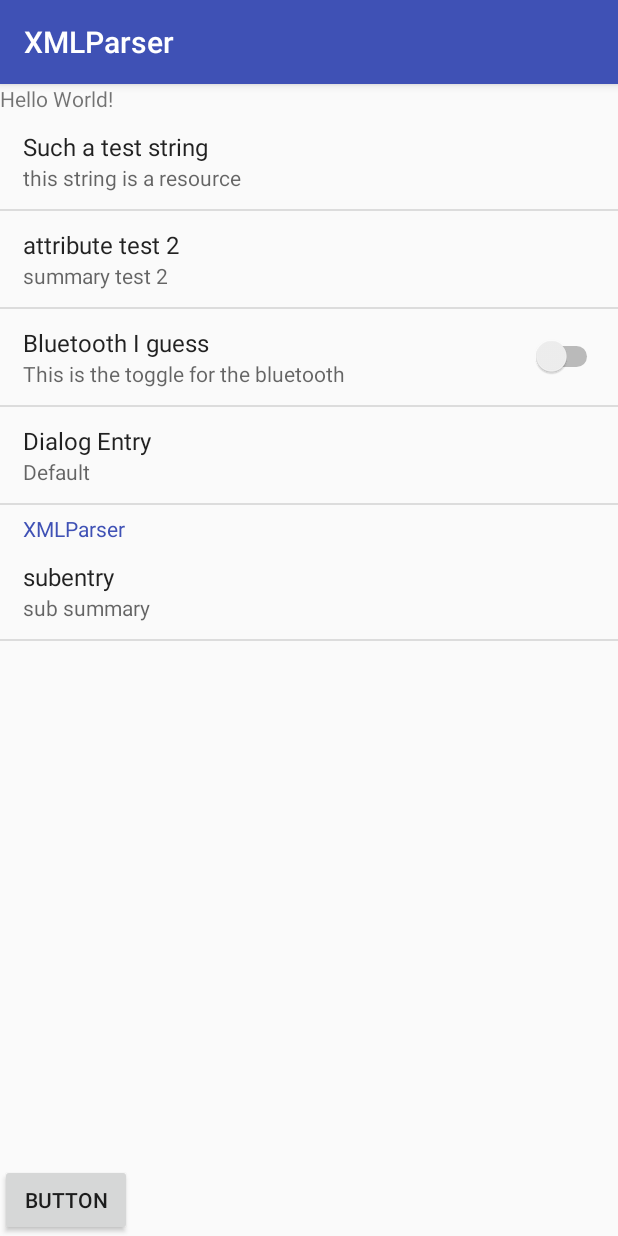
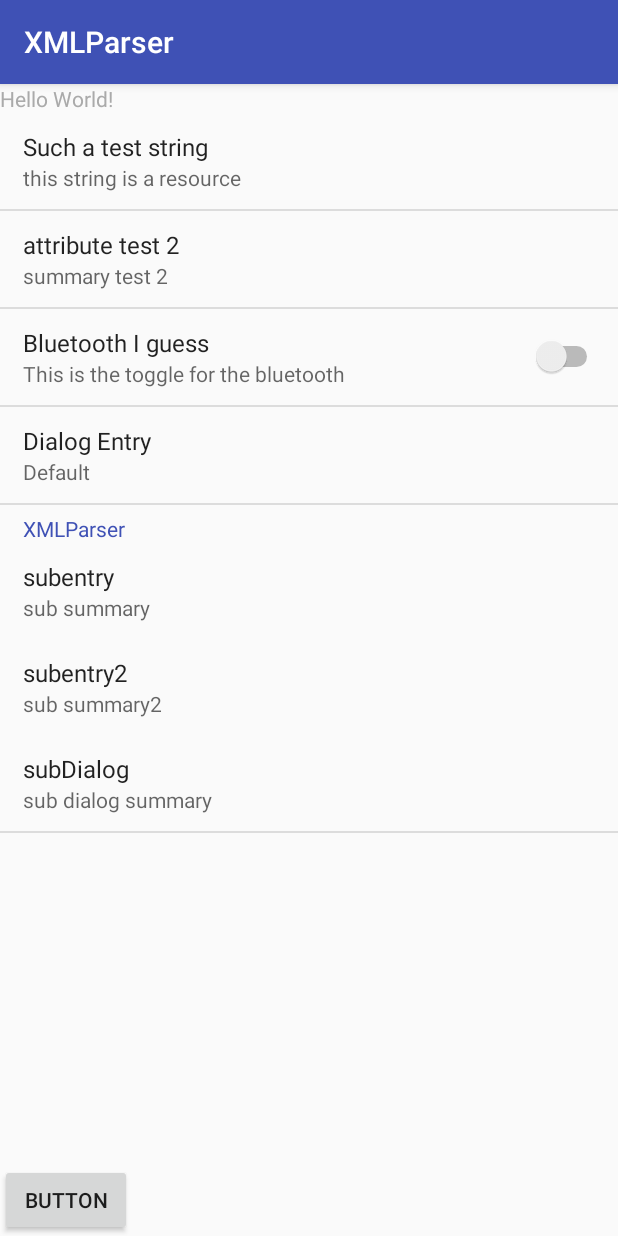
Before and after one commit to erhodes/XmlParser, an Android app: the screen it shows after launch (MainActivity), on a phone screen of 412 x 824 dp. Run offline under Robolectric (Android 15) with nearby library versions, the phone set to English and light mode, and no system bars.

Commit message:
some cleanup, proper callbacks, EntryGroup now displays properly

```diff
--- a/app/src/main/java/com/erhodes/xmlparser/DialogEntry.java
+++ b/app/src/main/java/com/erhodes/xmlparser/DialogEntry.java
@@ -11,12 +11,10 @@ import android.content.DialogInterface;
 
 public class DialogEntry extends Entry {
     Context mContext;
-    MenuScreen mMenuScreen;
 
     DialogEntry(String key, String title, String summary, Context context, MenuScreen menuScreen) {
-        super(key, title, summary);
+        super(key, title, summary, menuScreen);
         mContext = context;
-        mMenuScreen = menuScreen;
     }
 
     @Override
--- a/app/src/main/java/com/erhodes/xmlparser/Entry.java
+++ b/app/src/main/java/com/erhodes/xmlparser/Entry.java
@@ -1,6 +1,7 @@
 package com.erhodes.xmlparser;
 
 import android.content.Context;
+import android.util.Log;
 import android.view.LayoutInflater;
 import android.view.View;
 import android.widget.TextView;
@@ -10,20 +11,32 @@ import android.widget.TextView;
  */
 
 public class Entry {
+    protected MenuScreen mMenuScreen;
     protected String mKey, mTitle, mSummary;
     protected OnClickListener mClickListener;
     protected OnChangeListener mChangeListener;
+    protected TextView mTitleView, mSummaryView;
+    protected View mView;
 
 
-
-    Entry(String key, String title, String summary) {
+    Entry(String key, String title, String summary, MenuScreen menuScreen) {
         mKey = key;
         mTitle = title;
         mSummary = summary;
+        mMenuScreen = menuScreen;
     }
 
     public void setEnabled(boolean enabled) {
-        //todo: implement this
+        Log.d("Eric","setting entry to " + enabled);
+        if (mView != null) {
+            mView.setEnabled(enabled);
+        }
+        if (mTitleView != null) {
+            mTitleView.setEnabled(enabled);
+        }
+        if (mSummaryView != null) {
+            mSummaryView.setEnabled(enabled);
+        }
     }
 
     public void setOnClickListener(OnClickListener listener) {
@@ -42,10 +55,6 @@ public class Entry {
         return mChangeListener;
     }
 
-    public class ViewHolder {
-        TextView titleView, summaryView;
-    }
-
     protected void onClicked() {
         if (mClickListener != null) {
             mClickListener.onEntryClicked();
@@ -59,24 +68,20 @@ public class Entry {
     }
 
     public View getView(View convertView, LayoutInflater inflater, Context context) {
-        ViewHolder holder;
         if (convertView == null) {
             convertView = inflater.inflate(R.layout.entry_basic, null);
-            holder = new ViewHolder();
-            holder.titleView = (TextView)convertView.findViewById(R.id.title);
-            holder.summaryView = (TextView)convertView.findViewById(R.id.summary);
+            mTitleView = (TextView)convertView.findViewById(R.id.title);
+            mSummaryView = (TextView)convertView.findViewById(R.id.summary);
+            mView = convertView;
             convertView.setOnClickListener(new View.OnClickListener() {
                 @Override
                 public void onClick(View v) {
                     onClicked();
                 }
             });
-            convertView.setTag(holder);
-        } else {
-            holder = (ViewHolder)convertView.getTag();
         }
-        holder.titleView.setText(mTitle);
-        holder.summaryView.setText(mSummary);
+        mTitleView.setText(mTitle);
+        mSummaryView.setText(mSummary);
 
         return convertView;
     }
--- a/app/src/main/java/com/erhodes/xmlparser/EntryGroup.java
+++ b/app/src/main/java/com/erhodes/xmlparser/EntryGroup.java
@@ -1,8 +1,10 @@
 package com.erhodes.xmlparser;
 
 import android.content.Context;
+import android.util.Log;
 import android.view.LayoutInflater;
 import android.view.View;
+import android.widget.LinearLayout;
 import android.widget.ListView;
 
 import java.util.ArrayList;
@@ -14,11 +16,9 @@ import java.util.List;
 
 public class EntryGroup extends Entry {
     private List<Entry> mSubEntries = new ArrayList<>();
-    private ListView mListView;
-    private EntryAdapter mAdapter;
 
-    EntryGroup(String key, String title, String summary, List<Entry> entries) {
-        super(key, title, summary);
+    EntryGroup(String key, String title, String summary, MenuScreen menuScreen, List<Entry> entries) {
+        super(key, title, summary, menuScreen);
         mSubEntries = entries;
     }
 
@@ -26,14 +26,42 @@ public class EntryGroup extends Entry {
         mSubEntries = entries;
     }
 
+    /**
+     * Returns the entry with the given key, or null if no such entry can be found.
+     * @param key
+     * @return
+     */
+    public Entry findEntry(String key) {
+        //Log.d("Eric","checking subgroup for entry " + key);
+        for (Entry entry : mSubEntries) {
+            //Log.d("Eric","checking entry " + entry.mKey);
+            if (entry.mKey.equals(key)) {
+                return entry;
+            }
+        }
+        return null;
+    }
+
+    public boolean removeEntry(Entry entry) {
+        boolean removed = mSubEntries.remove(entry);
+        if (removed) {
+            mMenuScreen.update();
+        }
+        return removed;
+    }
+
     @Override
     public View getView(View convertView, LayoutInflater inflater, Context context) {
         if (convertView == null) {
+            Log.d("Eric","creating view and there's " + mSubEntries.size() + " entries");
             convertView = inflater.inflate(R.layout.entry_heading, null);
-            mListView = (ListView)convertView.findViewById(R.id.subEntryListView);
+            for (Entry entry : mSubEntries) {
+                ((LinearLayout)convertView).addView(entry.getView(null, inflater, context));
+            }
         }
-        mAdapter = new EntryAdapter(context, mSubEntries);
-        mListView.setAdapter(mAdapter);
+
+        //mAdapter = new EntryAdapter(context, mSubEntries);
+        //mListView.setAdapter(mAdapter);
         return convertView;
     }
 }
--- a/app/src/main/java/com/erhodes/xmlparser/MainActivity.java
+++ b/app/src/main/java/com/erhodes/xmlparser/MainActivity.java
@@ -1,27 +1,17 @@
 package com.erhodes.xmlparser;
 
-import android.content.Context;
-import android.os.UserHandle;
 import android.support.v7.app.AppCompatActivity;
 import android.os.Bundle;
-import android.util.Log;
-import android.view.Menu;
 import android.view.View;
-import android.view.ViewGroup;
-import android.widget.ArrayAdapter;
 import android.widget.Button;
-import android.widget.ListView;
+import android.widget.TextView;
 
-import org.xmlpull.v1.XmlPullParserException;
-
-import java.io.IOException;
-import java.util.List;
-
-public class MainActivity extends AppCompatActivity implements Entry.OnChangeListener{
+public class MainActivity extends AppCompatActivity implements Entry.OnChangeListener {
     MenuScreen mMenuScreen;
     SpacesManager mSpacesManager;
 
-    Entry mFirstEntry;
+    Entry mFirstEntry, mBluetoothEntry, mDialogEntry, mSubDialogEntry, mSubEntry;
+    TextView mTextView;
 
     @Override
     protected void onCreate(Bundle savedInstanceState) {
@@ -41,10 +31,23 @@ public class MainActivity extends AppCompatActivity implements Entry.OnChangeLis
             }
         });
 
-        Entry bluetoothEntry = mMenuScreen.findEntry("bluetooth_restriction");
-        bluetoothEntry.setOnChangeListener(this);
+        mBluetoothEntry = mMenuScreen.findEntry("bluetooth_restriction");
+        mBluetoothEntry.setOnChangeListener(this);
 
         mFirstEntry = mMenuScreen.findEntry("test_group");
+
+        mDialogEntry = mMenuScreen.findEntry("dialog_key");
+        if (mDialogEntry != null) {
+            mDialogEntry.setOnChangeListener(this);
+        }
+
+        mSubDialogEntry = mMenuScreen.findEntry("subswitchkey");
+        mSubDialogEntry.setOnChangeListener(this);
+
+        mSubEntry = mMenuScreen.findEntry("subentry");
+
+        mTextView = (TextView)findViewById(R.id.textView);
+        mTextView.setEnabled(false);
 /*
         ResourceXmlParser resourceParser = new ResourceXmlParser();
         try {
@@ -63,28 +66,21 @@ public class MainActivity extends AppCompatActivity implements Entry.OnChangeLis
     public void onEntryChanged(Entry entry, Object newValue) {
         if (entry instanceof SwitchEntry) {
             boolean isChecked = (Boolean)newValue;
+            mTextView.setEnabled(isChecked);
+            mSubDialogEntry.setEnabled(isChecked);
             if (isChecked) {
                 mSpacesManager.addSpaceRestriction(0, entry.mKey);
             } else {
                 mSpacesManager.clearSpaceRestriction(0, entry.mKey);
             }
+        } else if (entry instanceof DialogEntry) {
+            String value = (String)newValue;
+            if (value.equals("no")) {
+                mBluetoothEntry.setEnabled(false);
+            } else {
+                mBluetoothEntry.setEnabled(true);
+            }
+            mMenuScreen.invalidate();
         }
     }
-/*
-    public void pullUsingRaw() {
-        DetailsXmlParser parser = new DetailsXmlParser();
-        //XmlResourceParser xmlParser = getResources().getXml(R.xml.space_details);
-        InputStream stream = getResources().openRawResource(R.raw.space_details);
-        try {
-            List<Entry> entries = parser.parse(stream);
-            Log.d("Eric","read in " + entries.size() + " entries");
-            mAdapter = new EntryAdapter(this, 0, entries);
-            mListView.setAdapter(mAdapter);
-        } catch (XmlPullParserException | IOException e) {
-            Log.d("Eric","that's a problem");
-            e.printStackTrace();
-        }
-    }
-*/
-
 }
--- a/app/src/main/java/com/erhodes/xmlparser/MenuScreen.java
+++ b/app/src/main/java/com/erhodes/xmlparser/MenuScreen.java
@@ -43,14 +43,21 @@ public class MenuScreen extends ListView {
     }
 
     public void update() {
-        mAdapter.notifyDataSetChanged();
-        invalidate();
+        Log.d("Eric","updated has been called");
+        mAdapter = new EntryAdapter(getContext(), mEntries);
+        setAdapter(mAdapter);
+//        mAdapter.notifyDataSetChanged();
+//        invalidate();
+//        invalidateViews();
     }
 
-    public void removeEntry(Entry entry) {
-        mEntries.remove(entry);
-        mAdapter = new EntryAdapter(getContext(), mEntries);
-        setAdapter(mAdapter);
+    public boolean removeEntry(Entry entry) {
+        boolean removed = mEntries.remove(entry);
+        if (removed) {
+            mAdapter = new EntryAdapter(getContext(), mEntries);
+            setAdapter(mAdapter);
+        }
+        return removed;
     }
 
     /**
@@ -60,7 +67,14 @@ public class MenuScreen extends ListView {
      */
     public Entry findEntry(String key) {
         for (Entry entry : mEntries) {
-            if (entry.mKey.equals(key)) {
+            //Log.d("Eric","checking entry " + entry.mKey);
+            if (entry instanceof EntryGroup) {
+                //Log.d("Eric","this one is a group, check it's entries as well");
+                Entry subEntry = ((EntryGroup) entry).findEntry(key);
+                if (subEntry != null) {
+                    return subEntry;
+                }
+            } else if (entry.mKey.equals(key)) {
                 return entry;
             }
         }
--- a/app/src/main/java/com/erhodes/xmlparser/ResourceXmlParser.java
+++ b/app/src/main/java/com/erhodes/xmlparser/ResourceXmlParser.java
@@ -43,24 +43,24 @@ public class ResourceXmlParser {
         int eventType = parser.getEventType();
         while (eventType != XmlPullParser.END_DOCUMENT) {
             if(eventType == XmlPullParser.START_TAG) {
-                //Log.d("Eric","start tag with name " + parser.getName() + " with attributes " + parser.getAttributeCount());
-                if (parser.getName().equals(TAG_ENTRY)) {
-//                    Log.d("Eric","entry with name " + parser.getAttributeName(0) + " and value " + parser.getAttributeValue(XML_NAMESPACE_ANDROID, "name"));
-//                    Log.d("Eric","namespace " + parser.getNamespace());
-//                    Log.d("Eric","attribute namespace " + parser.getAttributeNamespace(0));
-                    entries.add(readEntry(parser));
-                } else if (parser.getName().equals(TAG_SWITCH_ENTRY)) {
-                    entries.add(readSwitchEntry(parser));
-                } else if (parser.getName().equals(TAG_ENTRY_GROUP)) {
-                    entries.add(readEntryGroup(parser));
-                } else if (parser.getName().equals(TAG_DIALOG_ENTRY)) {
-                    entries.add(readDialogEntry(parser));
-                }
+                readStartTag(parser, entries);
             }
             eventType = parser.next();
         }
 
         return entries;
+    }
+
+    private void readStartTag(XmlResourceParser parser, List<Entry> entries) throws XmlPullParserException, IOException {
+        if (parser.getName().equals(TAG_ENTRY)) {
+            entries.add(readEntry(parser));
+        } else if (parser.getName().equals(TAG_SWITCH_ENTRY)) {
+            entries.add(readSwitchEntry(parser));
+        } else if (parser.getName().equals(TAG_ENTRY_GROUP)) {
+            entries.add(readEntryGroup(parser));
+        } else if (parser.getName().equals(TAG_DIALOG_ENTRY)) {
+            entries.add(readDialogEntry(parser));
+        }
     }
 
     private String getStringResource(XmlResourceParser parser, String namespace, String attribute) {
@@ -79,7 +79,7 @@ public class ResourceXmlParser {
         String key = parser.getAttributeValue(XML_NAMESPACE_ANDROID, ATTRIBUTE_KEY);
         String summary = getStringResource(parser, XML_NAMESPACE_ANDROID, ATTRIBUTE_SUMMARY);
 
-        return new Entry(key, name, summary);
+        return new Entry(key, name, summary, mMenuScreen);
     }
 
     private Entry readSwitchEntry(XmlResourceParser parser) {
@@ -87,7 +87,7 @@ public class ResourceXmlParser {
         String key = parser.getAttributeValue(XML_NAMESPACE_ANDROID, ATTRIBUTE_KEY);
         String summary = getStringResource(parser, XML_NAMESPACE_ANDROID, ATTRIBUTE_SUMMARY);
 
-        return new SwitchEntry(key, name, summary);
+        return new SwitchEntry(key, name, summary, mMenuScreen);
     }
 
     private Entry readDialogEntry(XmlResourceParser parser) {
@@ -109,20 +109,11 @@ public class ResourceXmlParser {
         int eventType = parser.next();
         while (!(eventType == XmlPullParser.END_TAG && parser.getName().equals(TAG_ENTRY_GROUP))) {
             if(eventType == XmlPullParser.START_TAG) {
-                //Log.d("Eric","start tag with name " + parser.getName() + " with attributes " + parser.getAttributeCount());
-                if (parser.getName().equals(TAG_ENTRY)) {
-//                    Log.d("Eric","entry with name " + parser.getAttributeName(0) + " and value " + parser.getAttributeValue(XML_NAMESPACE_ANDROID, "name"));
-//                    Log.d("Eric","namespace " + parser.getNamespace());
-//                    Log.d("Eric","attribute namespace " + parser.getAttributeNamespace(0));
-                    entries.add(readEntry(parser));
-                } else if (parser.getName().equals(TAG_SWITCH_ENTRY)) {
-                    entries.add(readSwitchEntry(parser));
-                } else if (parser.getName().equals(TAG_ENTRY_GROUP)) {
-                    entries.add(readEntryGroup(parser));
-                }
+                readStartTag(parser, entries);
             }
             eventType = parser.next();
         }
-        return new EntryGroup(key, name, summary, entries);
+        Log.d("Eric","entry group consists of " + entries.size() + " entries");
+        return new EntryGroup(key, name, summary, mMenuScreen, entries);
     }
 }
--- a/app/src/main/java/com/erhodes/xmlparser/SwitchEntry.java
+++ b/app/src/main/java/com/erhodes/xmlparser/SwitchEntry.java
@@ -1,6 +1,7 @@
 package com.erhodes.xmlparser;
 
 import android.content.Context;
+import android.util.Log;
 import android.view.LayoutInflater;
 import android.view.View;
 import android.widget.LinearLayout;
@@ -11,12 +12,11 @@ import android.widget.TextView;
  * Created by eric on 29/11/16.
  */
 public class SwitchEntry extends Entry {
-    TextView mTitleView, mSummaryView;
     LinearLayout mWidgetView;
     Switch mSwitch;
 
-    SwitchEntry(String key, String title, String summary) {
-        super(key, title, summary);
+    SwitchEntry(String key, String title, String summary, MenuScreen menuScreen) {
+        super(key, title, summary, menuScreen);
     }
 
     @Override
@@ -27,19 +27,26 @@ public class SwitchEntry extends Entry {
         onChanged(mSwitch.isChecked());
     }
 
+    @Override
+    public void setEnabled(boolean enabled) {
+        super.setEnabled(enabled);
+        if (mSwitch != null) {
+            mSwitch.setEnabled(enabled);
+        }
+    }
+
     public boolean isChecked() {
         return mSwitch == null? false : mSwitch.isChecked();
     }
 
     @Override
     public View getView(View convertView, LayoutInflater inflater, Context context) {
-        ViewHolder holder;
         if (convertView == null) {
             convertView = inflater.inflate(R.layout.entry_basic, null);
-            holder = new ViewHolder();
             mTitleView = (TextView)convertView.findViewById(R.id.title);
             mSummaryView = (TextView)convertView.findViewById(R.id.summary);
             mWidgetView = (LinearLayout)convertView.findViewById(R.id.widget_frame);
+            mView = convertView;
             mSwitch = new Switch(context);
             mSwitch.setClickable(false);
             mWidgetView.addView(mSwitch);
@@ -49,9 +56,6 @@ public class SwitchEntry extends Entry {
                     onClicked();
                 }
             });
-            convertView.setTag(holder);
-        } else {
-            holder = (ViewHolder)convertView.getTag();
         }
         mTitleView.setText(mTitle);
         mSummaryView.setText(mSummary);
--- /dev/null
+++ b/app/src/main/res/color/entry_text.xml
@@ -0,0 +1,11 @@
+<?xml version="1.0" encoding="utf-8"?>
+<selector xmlns:android="http://schemas.android.com/apk/res/android">
+    <item
+        android:state_enabled="false"
+        android:color="@android:color/darker_gray"
+        />
+    <item
+        android:color="@android:color/holo_blue_bright"
+        />
+
+</selector>
--- a/app/src/main/res/layout/activity_main.xml
+++ b/app/src/main/res/layout/activity_main.xml
@@ -11,6 +11,7 @@
         android:layout_width="wrap_content"
         android:layout_height="wrap_content"
         android:text="Hello World!"
+        android:textColor="@color/entry_text"
         android:id="@+id/textView" />
 
     <com.erhodes.xmlparser.MenuScreen
--- a/app/src/main/res/layout/entry_heading.xml
+++ b/app/src/main/res/layout/entry_heading.xml
@@ -1,7 +1,7 @@
 <?xml version="1.0" encoding="utf-8"?>
 <LinearLayout xmlns:android="http://schemas.android.com/apk/res/android"
     android:orientation="vertical" android:layout_width="match_parent"
-    android:layout_height="match_parent">
+    android:layout_height="wrap_content">
 
     <LinearLayout
         android:layout_width="match_parent"
@@ -23,11 +23,5 @@
             android:id="@+id/summary" />
     </LinearLayout>
 
-    <ListView
-        android:id="@+id/subEntryListView"
-        android:layout_width="match_parent"
-        android:layout_height="0dp"
-        android:layout_weight="1"/>
-
 
 </LinearLayout>
--- a/app/src/main/res/xml/space_details.xml
+++ b/app/src/main/res/xml/space_details.xml
@@ -24,6 +24,14 @@
             android:name="subentry"
             android:key="subkey"
             android:summary="sub summary" />
+        <entry
+            android:name="subentry2"
+            android:key="subkey2"
+            android:summary="sub summary2" />
+        <dialog_entry
+            android:name="subDialog"
+            android:key="subswitchkey"
+            android:summary="sub dialog summary"/>
     </entry_group>
 
 </feed>
```
Also changed, not shown: app/src/main/java/com/erhodes/xmlparser/DetailsXmlParser.java (deleted, +0 -141 lines).
